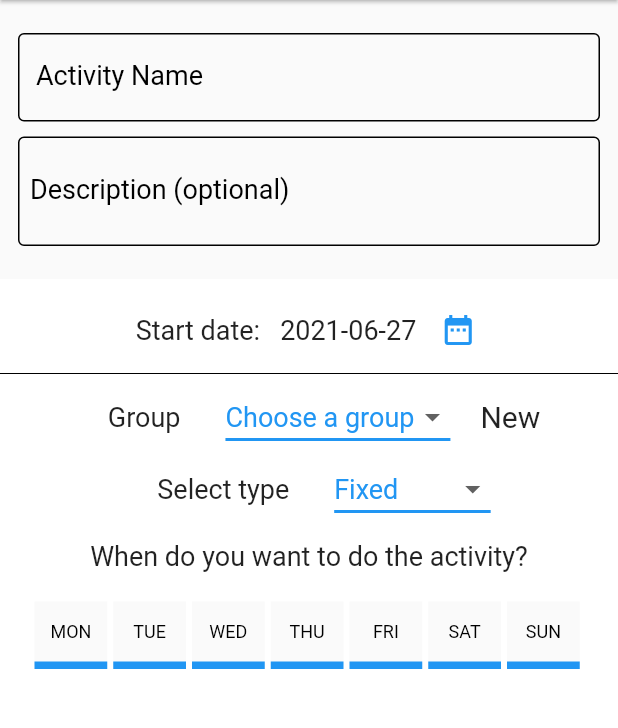
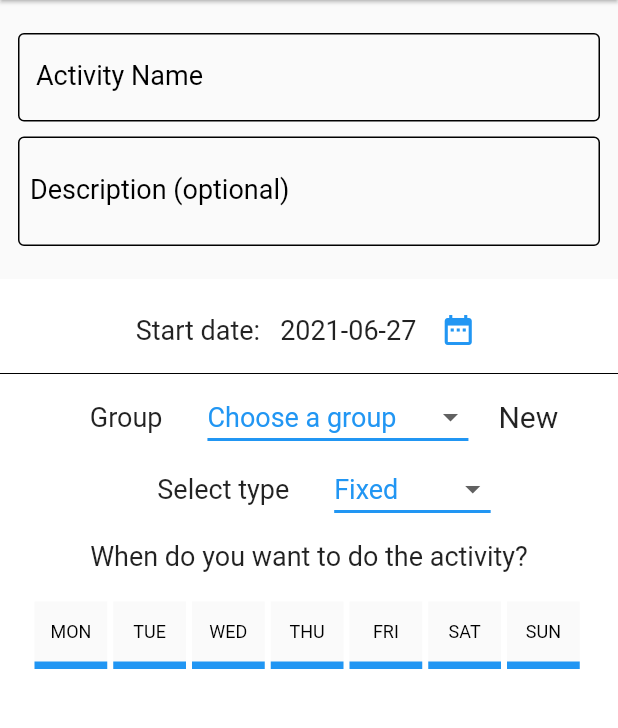
Before and after one commit to CongPhiNguyen/focusAssist, a Flutter app: the AddNew screen opened directly, on a phone screen of 412 x 824 dp, the part 84-812 px from its top. Run offline on Flutter 3.47's test engine with Material 2 defaults, Android fonts, the phone set to English and light mode, and no system bars; our stand-ins replace audioplayers, cloud_firestore, curved_navigation_bar, firebase_auth, firebase_core, firebase_storage and 15 more; missing offline and left inert: flutter_config, flutter_gifimage, flutter_volume_slider, simple_timer; accounts and stored records are empty; statements that could not run were skipped.

Commit message:
Chỉnh sửa bug bị tràn trong khi chọn group và các dialog

```diff
--- a/focus_assist/lib/pages/statistic/add_new_activity_screen.dart
+++ b/focus_assist/lib/pages/statistic/add_new_activity_screen.dart
@@ -720,7 +720,10 @@ class _AddNewState extends State<AddNew> {
                         allGroup.map<DropdownMenuItem<String>>((String value) {
                       return DropdownMenuItem<String>(
                         value: value,
-                        child: Text(value),
+                        child: Container(
+                            width: 150,
+                            child:
+                                Text(value, overflow: TextOverflow.ellipsis)),
                       );
                     }).toList(),
                   ),
--- a/focus_assist/lib/pages/statistic/edit_activity_screen.dart
+++ b/focus_assist/lib/pages/statistic/edit_activity_screen.dart
@@ -725,7 +725,10 @@ class _EditActivityState extends State<EditActivity> {
                         allGroup.map<DropdownMenuItem<String>>((String value) {
                       return DropdownMenuItem<String>(
                         value: value,
-                        child: Text(value),
+                        child: Container(
+                            width: 150,
+                            child:
+                                Text(value, overflow: TextOverflow.ellipsis)),
                       );
                     }).toList(),
                   ),
--- a/focus_assist/lib/pages/statistic/journal_screen.dart
+++ b/focus_assist/lib/pages/statistic/journal_screen.dart
@@ -756,8 +756,8 @@ class _JournalScreenState extends State<JournalScreen> {
     await showDialog(
         context: context,
         builder: (BuildContext context) => AlertDialog(
-              title: Text("Message"),
-              content: Text("Are you sure to delete this group ?"),
+              title: Center(child: Text("Confirmation")),
+              content: Text("Are you sure you want to delete this group ?"),
               actions: [
                 TextButton(
                   onPressed: () {
```
